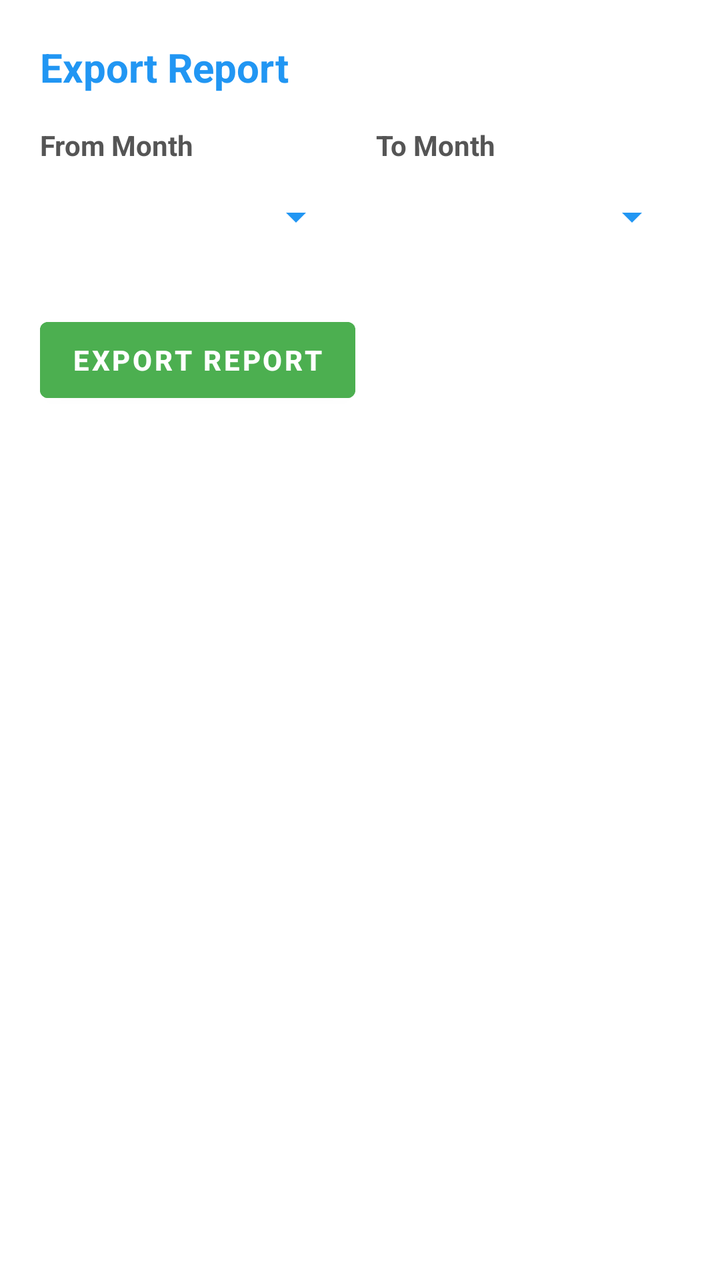
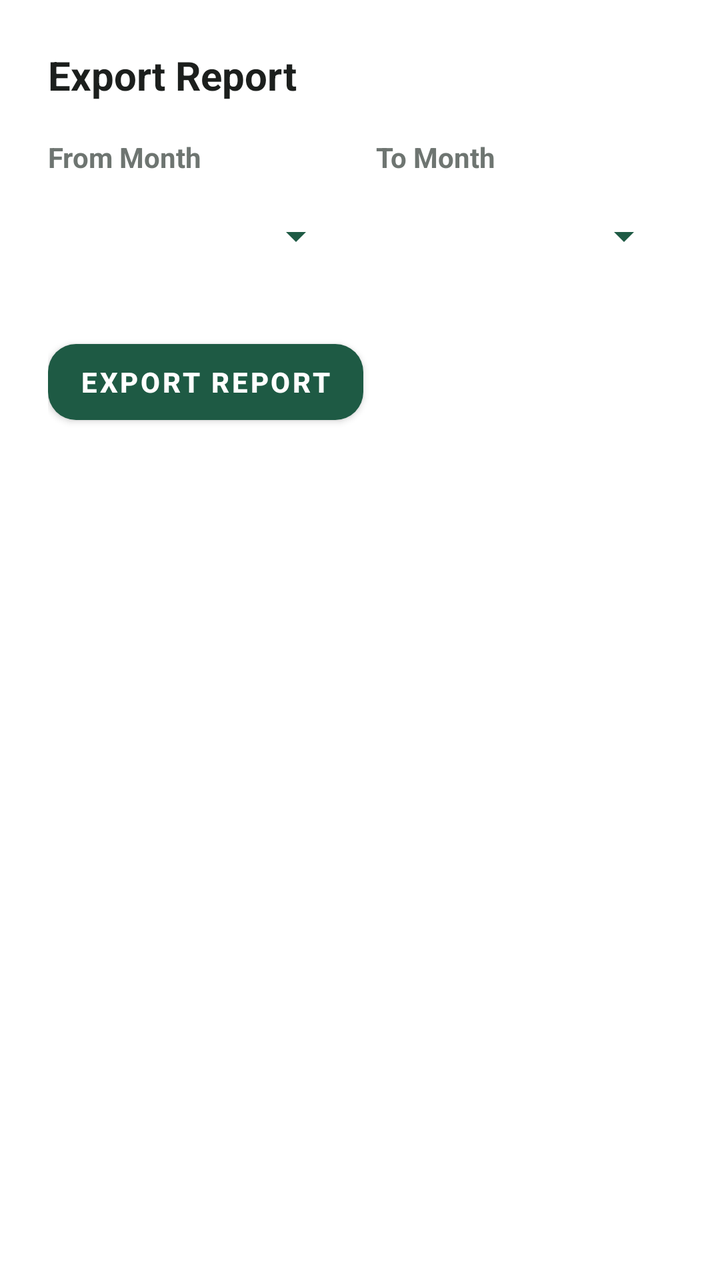

Before-and-after screenshots of an Android layout around one commit, followed by the original layout XML and the change that was made.
<!-- AndroidManifest.xml: application theme Theme.PerformanceTracker -->
<!-- res/layout/dialog_export_report.xml -->
<?xml version="1.0" encoding="utf-8"?>
<LinearLayout
     xmlns:android="http://schemas.android.com/apk/res/android"
     android:layout_height="wrap_content"
     android:layout_width="match_parent"
     android:background="#FFFFFF"
     android:padding="20dp"
     android:orientation="vertical">

    <TextView
         android:layout_height="wrap_content"
         android:layout_width="match_parent"
         android:layout_marginBottom="16dp"
         android:textSize="20sp"
         android:textColor="#2196F3"
         android:id="@+id/tvExportTitle"
         android:text="Export Report"
         android:textStyle="bold" />

    <LinearLayout
         android:layout_height="wrap_content"
         android:layout_width="match_parent"
         android:weightSum="2"
         android:layout_marginBottom="24dp"
         android:orientation="horizontal">

        <LinearLayout
             android:layout_height="wrap_content"
             android:layout_width="0dp"
             android:layout_marginEnd="8dp"
             android:orientation="vertical"
             android:layout_weight="1">

            <TextView
                 android:layout_height="wrap_content"
                 android:layout_width="wrap_content"
                 android:textColor="#555555"
                 android:text="From Month"
                 android:textStyle="bold" />

            <Spinner
                 android:layout_height="45dp"
                 android:layout_width="match_parent"
                 android:backgroundTint="#2196F3"
                 android:layout_marginTop="4dp"
                 android:id="@+id/spinnerFromMonth">

            </Spinner>

        </LinearLayout>

        <LinearLayout
             android:layout_height="wrap_content"
             android:layout_width="0dp"
             android:orientation="vertical"
             android:layout_marginStart="8dp"
             android:layout_weight="1">

            <TextView
                 android:layout_height="wrap_content"
                 android:layout_width="wrap_content"
                 android:textColor="#555555"
                 android:text="To Month"
                 android:textStyle="bold" />

            <Spinner
                 android:layout_height="45dp"
                 android:layout_width="match_parent"
                 android:backgroundTint="#2196F3"
                 android:layout_marginTop="4dp"
                 android:id="@+id/spinnerToMonth">

            </Spinner>

        </LinearLayout>

    </LinearLayout>

    <LinearLayout
         android:layout_height="wrap_content"
         android:layout_width="match_parent"
         android:gravity="bottom"
         android:orientation="horizontal">

        <RadioGroup
             android:layout_height="wrap_content"
             android:layout_width="0dp"
             android:visibility="gone"
             android:orientation="vertical"
             android:layout_weight="1"
             android:id="@+id/rgExportType">

            <RadioButton
                 android:layout_height="wrap_content"
                 android:layout_width="wrap_content"
                 android:textColor="#333333"
                 android:checked="true"
                 android:id="@+id/rbSummary"
                 android:text="Summary"
                 android:textStyle="bold" />

            <RadioButton
                 android:layout_height="wrap_content"
                 android:layout_width="wrap_content"
                 android:textColor="#333333"
                 android:id="@+id/rbDetails"
                 android:text="Details"
                 android:textStyle="bold" />

        </RadioGroup>

        <Button
             android:layout_height="50dp"
             android:layout_width="wrap_content"
             android:backgroundTint="#4CAF50"
             android:textColor="#FFFFFF"
             android:id="@+id/btnExportData"
             android:text="Export Report"
             android:textStyle="bold"
             android:layout_gravity="end|bottom" />

    </LinearLayout>

</LinearLayout>
<!-- resources referenced by this layout -->
<resources>
  <style name="Theme.PerformanceTracker" parent="Theme.MaterialComponents.DayNight.NoActionBar">
          <item name="colorPrimary">#2196F3</item>
          <item name="colorPrimaryVariant">#1976D2</item>
          <item name="colorOnPrimary">#FFFFFF</item>
          <item name="android:statusBarColor">#1976D2</item>
      </style>
</resources>

<!-- the commit's change to res/layout/dialog_export_report.xml (unified diff, before → after) -->
@@ -1,18 +1,19 @@
 <?xml version="1.0" encoding="utf-8"?>
 <LinearLayout
      xmlns:android="http://schemas.android.com/apk/res/android"
+     xmlns:app="http://schemas.android.com/apk/res-auto"
      android:layout_height="wrap_content"
      android:layout_width="match_parent"
-     android:background="#FFFFFF"
-     android:padding="20dp"
+     android:background="@color/surface"
+     android:padding="24dp"
      android:orientation="vertical">
 
     <TextView
          android:layout_height="wrap_content"
          android:layout_width="match_parent"
-         android:layout_marginBottom="16dp"
+         android:layout_marginBottom="18dp"
          android:textSize="20sp"
-         android:textColor="#2196F3"
+         android:textColor="@color/text_primary"
          android:id="@+id/tvExportTitle"
          android:text="Export Report"
          android:textStyle="bold" />
@@ -34,18 +35,16 @@
             <TextView
                  android:layout_height="wrap_content"
                  android:layout_width="wrap_content"
-                 android:textColor="#555555"
+                 android:textColor="@color/text_secondary"
                  android:text="From Month"
                  android:textStyle="bold" />
 
             <Spinner
-                 android:layout_height="45dp"
+                 android:layout_height="48dp"
                  android:layout_width="match_parent"
-                 android:backgroundTint="#2196F3"
-                 android:layout_marginTop="4dp"
-                 android:id="@+id/spinnerFromMonth">
-
-            </Spinner>
+                 android:backgroundTint="@color/primary"
+                 android:layout_marginTop="6dp"
+                 android:id="@+id/spinnerFromMonth" />
 
         </LinearLayout>
 
@@ -59,18 +58,16 @@
             <TextView
                  android:layout_height="wrap_content"
                  android:layout_width="wrap_content"
-                 android:textColor="#555555"
+                 android:textColor="@color/text_secondary"
                  android:text="To Month"
                  android:textStyle="bold" />
 
             <Spinner
-                 android:layout_height="45dp"
+                 android:layout_height="48dp"
                  android:layout_width="match_parent"
-                 android:backgroundTint="#2196F3"
-                 android:layout_marginTop="4dp"
-                 android:id="@+id/spinnerToMonth">
-
-            </Spinner>
+                 android:backgroundTint="@color/primary"
+                 android:layout_marginTop="6dp"
+                 android:id="@+id/spinnerToMonth" />
 
         </LinearLayout>
 
@@ -93,7 +90,7 @@
             <RadioButton
                  android:layout_height="wrap_content"
                  android:layout_width="wrap_content"
-                 android:textColor="#333333"
+                 android:textColor="@color/text_primary"
                  android:checked="true"
                  android:id="@+id/rbSummary"
                  android:text="Summary"
@@ -102,17 +99,19 @@
             <RadioButton
                  android:layout_height="wrap_content"
                  android:layout_width="wrap_content"
-                 android:textColor="#333333"
+                 android:textColor="@color/text_primary"
                  android:id="@+id/rbDetails"
                  android:text="Details"
                  android:textStyle="bold" />
 
         </RadioGroup>
 
-        <Button
+        <com.google.android.material.button.MaterialButton
              android:layout_height="50dp"
              android:layout_width="wrap_content"
-             android:backgroundTint="#4CAF50"
+             app:backgroundTint="@color/primary"
+             app:cornerRadius="14dp"
+             app:elevation="0dp"
              android:textColor="#FFFFFF"
              android:id="@+id/btnExportData"
              android:text="Export Report"
<!-- resource entries referenced after the edit -->
@@ -1,10 +1,41 @@
 <!-- resources referenced by this layout -->
 <resources>
-  <style name="Theme.PerformanceTracker" parent="Theme.MaterialComponents.DayNight.NoActionBar">
-          <item name="colorPrimary">#2196F3</item>
-          <item name="colorPrimaryVariant">#1976D2</item>
-          <item name="colorOnPrimary">#FFFFFF</item>
-          <item name="android:statusBarColor">#1976D2</item>
+  <color name="primary">#1E5A44</color>
+  <color name="surface">#FFFFFF</color>
+  <color name="text_primary">#1C1F1D</color>
+  <color name="text_secondary">#6E7571</color>
+  <style name="Theme.PerformanceTracker" parent="Theme.MaterialComponents.Light.NoActionBar">
+          <item name="colorPrimary">@color/primary</item>
+          <item name="colorPrimaryVariant">@color/primary_dark</item>
+          <item name="colorOnPrimary">@color/white</item>
+          <item name="android:statusBarColor">@color/background</item>
+          <item name="android:windowLightStatusBar">true</item>
+          <item name="android:windowBackground">@color/background</item>
+          <item name="colorSecondary">@color/secondary</item>
+          <item name="colorSurface">@color/surface</item>
+          <item name="colorOnSurface">@color/text_primary</item>
+          <item name="colorControlNormal">@color/input_stroke_unfocused</item>
+          <item name="colorControlActivated">@color/primary</item>
+          <item name="android:textColorHint">@color/text_secondary</item>
+          <item name="textInputStyle">@style/CustomOutlinedBox</item>
       </style>
+  <color name="primary_dark">#154333</color>
+  <color name="white">#FFFFFF</color>
+  <color name="background">#F3F4F1</color>
+  <color name="secondary">#256650</color>
+  <color name="input_stroke_unfocused">#B4BEB8</color>
+  <style name="CustomOutlinedBox" parent="Widget.MaterialComponents.TextInputLayout.OutlinedBox">
+          <item name="boxStrokeColor">@color/box_stroke_selector</item>
+          <item name="boxStrokeWidth">1.5dp</item>
+          <item name="boxStrokeWidthFocused">2dp</item>
+          <item name="boxBackgroundColor">@color/input_background</item>
+          <item name="hintTextColor">@color/primary</item>
+          <item name="android:textColorHint">@color/text_secondary</item>
+          <item name="boxCornerRadiusTopStart">12dp</item>
+          <item name="boxCornerRadiusTopEnd">12dp</item>
+          <item name="boxCornerRadiusBottomStart">12dp</item>
+          <item name="boxCornerRadiusBottomEnd">12dp</item>
+      </style>
+  <color name="input_background">#F7FAF8</color>
 </resources>
 
